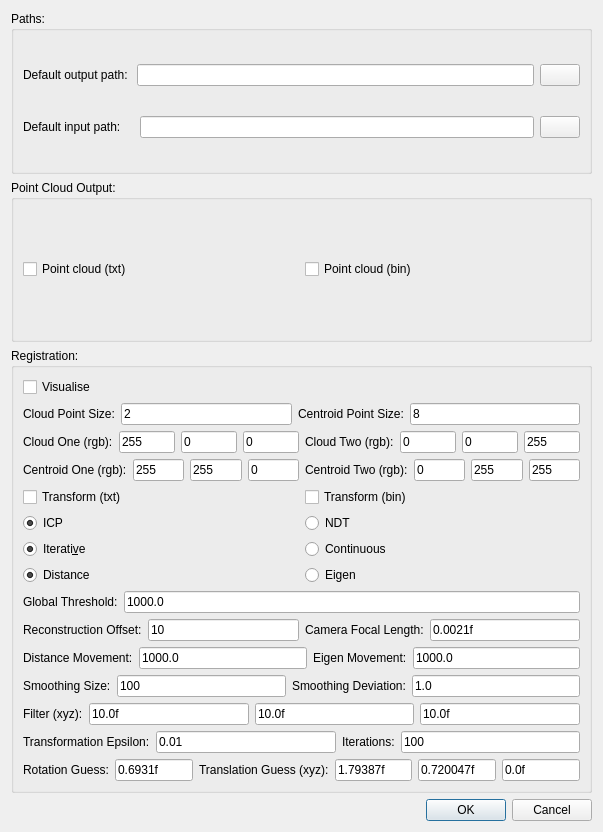
ALEXJAZZ008008/PointCloudProcessing, file src/PointCloudProcessingFrontend/Widgets/Ponnector/ponnector_settings.ui: the form before one commit.
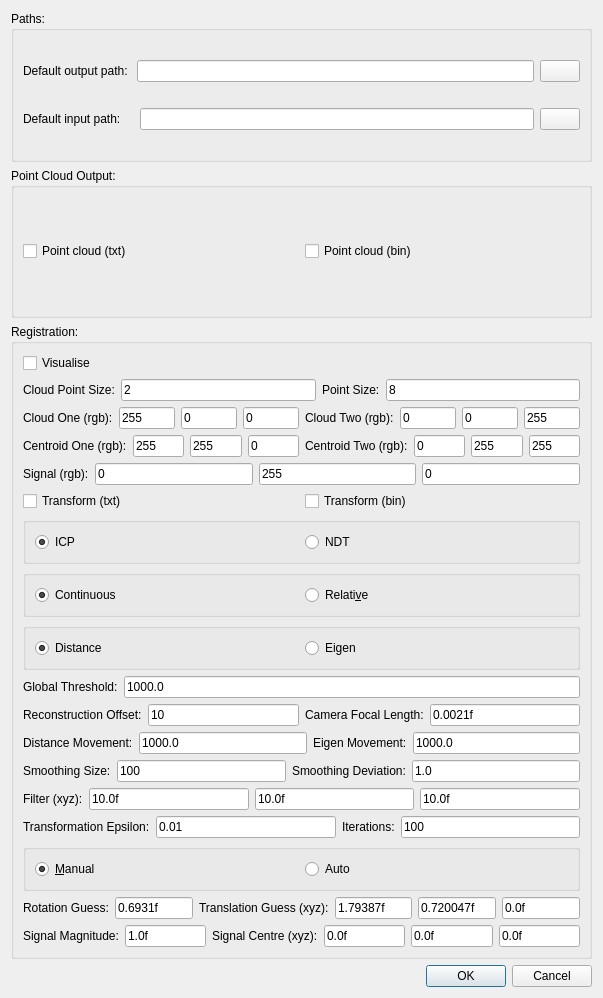
The form after the commit. Icons and pictures are not drawn.

Commit message: ready to extract signal

Diff of the .ui file:
```diff
--- a/src/PointCloudProcessingFrontend/Widgets/Ponnector/ponnector_settings.ui
+++ b/src/PointCloudProcessingFrontend/Widgets/Ponnector/ponnector_settings.ui
@@ -7,7 +7,7 @@
     <x>0</x>
     <y>0</y>
     <width>603</width>
-    <height>832</height>
+    <height>998</height>
    </rect>
   </property>
   <property name="windowTitle">
@@ -49,7 +49,85 @@
         <string>Registration:</string>
        </property>
        <layout class="QGridLayout" name="gridLayout_4">
-        <item row="11" column="0">
+        <item row="22" column="0">
+         <layout class="QHBoxLayout" name="horizontalLayout_21">
+          <item>
+           <widget class="QLabel" name="label_23">
+            <property name="text">
+             <string>Signal Magnitude:</string>
+            </property>
+           </widget>
+          </item>
+          <item>
+           <widget class="QLineEdit" name="le_register_sm">
+            <property name="text">
+             <string>1.0f</string>
+            </property>
+           </widget>
+          </item>
+          <item>
+           <widget class="QLabel" name="label_22">
+            <property name="text">
+             <string>Signal Centre (xyz):</string>
+            </property>
+           </widget>
+          </item>
+          <item>
+           <widget class="QLineEdit" name="le_register_sx">
+            <property name="text">
+             <string>0.0f</string>
+            </property>
+           </widget>
+          </item>
+          <item>
+           <widget class="QLineEdit" name="le_register_sy">
+            <property name="text">
+             <string>0.0f</string>
+            </property>
+           </widget>
+          </item>
+          <item>
+           <widget class="QLineEdit" name="le_register_sz">
+            <property name="text">
+             <string>0.0f</string>
+            </property>
+           </widget>
+          </item>
+         </layout>
+        </item>
+        <item row="4" column="0">
+         <layout class="QHBoxLayout" name="horizontalLayout_20">
+          <item>
+           <widget class="QLabel" name="label_21">
+            <property name="text">
+             <string>Signal (rgb):</string>
+            </property>
+           </widget>
+          </item>
+          <item>
+           <widget class="QLineEdit" name="le_register_sr">
+            <property name="text">
+             <string>0</string>
+            </property>
+           </widget>
+          </item>
+          <item>
+           <widget class="QLineEdit" name="le_register_sg">
+            <property name="text">
+             <string>255</string>
+            </property>
+           </widget>
+          </item>
+          <item>
+           <widget class="QLineEdit" name="le_register_sb">
+            <property name="text">
+             <string>0</string>
+            </property>
+           </widget>
+          </item>
+         </layout>
+        </item>
+        <item row="13" column="0">
          <layout class="QHBoxLayout" name="horizontalLayout_11">
           <item>
            <widget class="QLabel" name="label_10">
@@ -81,7 +159,7 @@
           </item>
          </layout>
         </item>
-        <item row="10" column="0">
+        <item row="12" column="0">
          <layout class="QHBoxLayout" name="horizontalLayout_10">
           <item>
            <widget class="QLabel" name="label_8">
@@ -173,7 +251,7 @@
           </item>
          </layout>
         </item>
-        <item row="4" column="0">
+        <item row="5" column="0">
          <layout class="QHBoxLayout" name="horizontalLayout_3">
           <item>
            <widget class="QCheckBox" name="_chk_register_tr_txt">
@@ -254,7 +332,7 @@
           </item>
          </layout>
         </item>
-        <item row="14" column="0">
+        <item row="16" column="0">
          <layout class="QHBoxLayout" name="horizontalLayout_4">
           <item>
            <widget class="QLabel" name="label_3">
@@ -286,7 +364,7 @@
           </item>
          </layout>
         </item>
-        <item row="16" column="0">
+        <item row="21" column="0">
          <layout class="QHBoxLayout" name="horizontalLayout_13">
           <item>
            <widget class="QLabel" name="label_14">
@@ -332,7 +410,7 @@
           </item>
          </layout>
         </item>
-        <item row="9" column="0">
+        <item row="11" column="0">
          <layout class="QHBoxLayout" name="horizontalLayout_9">
           <item>
            <widget class="QLabel" name="label_6">
@@ -364,34 +442,7 @@
           </item>
          </layout>
         </item>
-        <item row="5" column="0">
-         <layout class="QGridLayout" name="gridLayout_3">
-          <item row="0" column="0">
-           <widget class="QRadioButton" name="rb_register_icp">
-            <property name="text">
-             <string>ICP</string>
-            </property>
-            <property name="checked">
-             <bool>true</bool>
-            </property>
-            <property name="autoExclusive">
-             <bool>false</bool>
-            </property>
-           </widget>
-          </item>
-          <item row="0" column="1">
-           <widget class="QRadioButton" name="rb_register_ndt">
-            <property name="text">
-             <string>NDT</string>
-            </property>
-            <property name="autoExclusive">
-             <bool>false</bool>
-            </property>
-           </widget>
-          </item>
-         </layout>
-        </item>
-        <item row="15" column="0">
+        <item row="17" column="0">
          <layout class="QHBoxLayout" name="horizontalLayout_12">
           <item>
            <widget class="QLabel" name="label_12">
@@ -423,7 +474,7 @@
           </item>
          </layout>
         </item>
-        <item row="8" column="0">
+        <item row="10" column="0">
          <layout class="QHBoxLayout" name="horizontalLayout_8">
           <item>
            <widget class="QLabel" name="label_4">
@@ -441,33 +492,6 @@
           </item>
          </layout>
         </item>
-        <item row="7" column="0">
-         <layout class="QHBoxLayout" name="horizontalLayout_7">
-          <item>
-           <widget class="QRadioButton" name="rb_register_distance">
-            <property name="text">
-             <string>Distance</string>
-            </property>
-            <property name="checked">
-             <bool>true</bool>
-            </property>
-            <property name="autoExclusive">
-             <bool>false</bool>
-            </property>
-           </widget>
-          </item>
-          <item>
-           <widget class="QRadioButton" name="rb_register_eigen">
-            <property name="text">
-             <string>Eigen</string>
-            </property>
-            <property name="autoExclusive">
-             <bool>false</bool>
-            </property>
-           </widget>
-          </item>
-         </layout>
-        </item>
         <item row="0" column="0">
          <widget class="QCheckBox" name="_chk_register_vis">
           <property name="text">
@@ -494,7 +518,7 @@
           <item>
            <widget class="QLabel" name="label_15">
             <property name="text">
-             <string>Centroid Point Size:</string>
+             <string>Point Size:</string>
             </property>
            </widget>
           </item>
@@ -508,31 +532,126 @@
          </layout>
         </item>
         <item row="6" column="0">
-         <layout class="QHBoxLayout" name="horizontalLayout_18">
-          <item>
-           <widget class="QRadioButton" name="rb_register_iterative">
-            <property name="text">
-             <string>Iterati&amp;ve</string>
-            </property>
-            <property name="checked">
-             <bool>true</bool>
-            </property>
-            <property name="autoExclusive">
-             <bool>false</bool>
-            </property>
-           </widget>
-          </item>
-          <item>
-           <widget class="QRadioButton" name="rb_register_continuous">
-            <property name="text">
-             <string>Continuous</string>
-            </property>
-            <property name="autoExclusive">
-             <bool>false</bool>
-            </property>
-           </widget>
-          </item>
-         </layout>
+         <widget class="QGroupBox" name="groupBox_4">
+          <property name="title">
+           <string/>
+          </property>
+          <layout class="QHBoxLayout" name="horizontalLayout_23">
+           <item>
+            <widget class="QRadioButton" name="rb_register_icp">
+             <property name="text">
+              <string>ICP</string>
+             </property>
+             <property name="checked">
+              <bool>true</bool>
+             </property>
+             <property name="autoExclusive">
+              <bool>true</bool>
+             </property>
+            </widget>
+           </item>
+           <item>
+            <widget class="QRadioButton" name="rb_register_ndt">
+             <property name="text">
+              <string>NDT</string>
+             </property>
+             <property name="autoExclusive">
+              <bool>true</bool>
+             </property>
+            </widget>
+           </item>
+          </layout>
+         </widget>
+        </item>
+        <item row="20" column="0">
+         <widget class="QGroupBox" name="groupBox_7">
+          <property name="title">
+           <string/>
+          </property>
+          <layout class="QHBoxLayout" name="horizontalLayout_7">
+           <item>
+            <widget class="QRadioButton" name="rb_register_manual">
+             <property name="text">
+              <string>&amp;Manual</string>
+             </property>
+             <property name="checked">
+              <bool>true</bool>
+             </property>
+            </widget>
+           </item>
+           <item>
+            <widget class="QRadioButton" name="rb_register_auto">
+             <property name="text">
+              <string>Auto</string>
+             </property>
+            </widget>
+           </item>
+          </layout>
+         </widget>
+        </item>
+        <item row="7" column="0">
+         <widget class="QGroupBox" name="groupBox_5">
+          <property name="title">
+           <string/>
+          </property>
+          <layout class="QHBoxLayout" name="horizontalLayout_22">
+           <item>
+            <widget class="QRadioButton" name="rb_register_iterative">
+             <property name="text">
+              <string>Continuous</string>
+             </property>
+             <property name="checked">
+              <bool>true</bool>
+             </property>
+             <property name="autoExclusive">
+              <bool>true</bool>
+             </property>
+            </widget>
+           </item>
+           <item>
+            <widget class="QRadioButton" name="rb_register_continuous">
+             <property name="text">
+              <string>Relati&amp;ve</string>
+             </property>
+             <property name="autoExclusive">
+              <bool>true</bool>
+             </property>
+            </widget>
+           </item>
+          </layout>
+         </widget>
+        </item>
+        <item row="8" column="0">
+         <widget class="QGroupBox" name="groupBox_6">
+          <property name="title">
+           <string/>
+          </property>
+          <layout class="QHBoxLayout" name="horizontalLayout_18">
+           <item>
+            <widget class="QRadioButton" name="rb_register_distance">
+             <property name="text">
+              <string>Distance</string>
+             </property>
+             <property name="checked">
+              <bool>true</bool>
+             </property>
+             <property name="autoExclusive">
+              <bool>true</bool>
+             </property>
+            </widget>
+           </item>
+           <item>
+            <widget class="QRadioButton" name="rb_register_eigen">
+             <property name="text">
+              <string>Eigen</string>
+             </property>
+             <property name="autoExclusive">
+              <bool>true</bool>
+             </property>
+            </widget>
+           </item>
+          </layout>
+         </widget>
         </item>
        </layout>
       </widget>
```
The commit also changes 4 other files.
